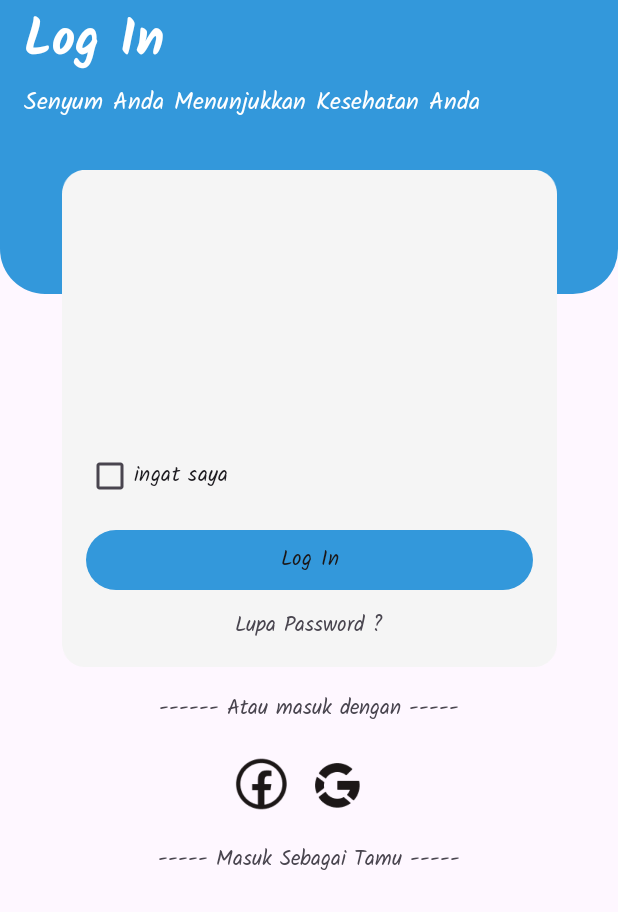
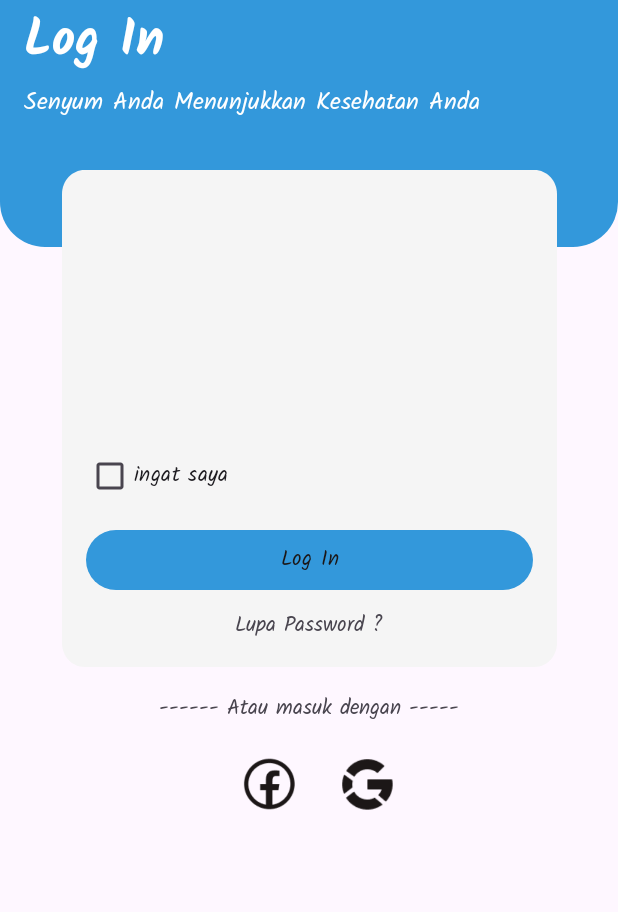
Before and after one commit to mnnur/Dentalify-Dental-Identify, an Android app: the layout activity_login.xml on its own in the app's theme, with its tools: preview values and no code run, on a phone screen of 412 x 824 dp, the part 324-1236 px from its top. Run offline under Robolectric (Android 15) with nearby library versions, the phone set to English and light mode, and no system bars.

Commit message:
Add Google Firebase Authentication

```diff
--- a/app/build.gradle.kts
+++ b/app/build.gradle.kts
@@ -51,7 +51,12 @@ dependencies {
     implementation("androidx.navigation:navigation-fragment-ktx:2.7.5")
     implementation("androidx.navigation:navigation-ui-ktx:2.7.5")
     implementation("androidx.navigation:navigation-fragment-ktx:2.7.5")
+
+    implementation ("com.github.bumptech.glide:glide:4.16.0")
+
     implementation("com.google.firebase:firebase-auth:22.3.0")
+    implementation("com.google.android.gms:play-services-auth:20.7.0")
+
 //    implementation("androidx.navigation:navigation-fragment:2.7.5")
     testImplementation("junit:junit:4.13.2")
     androidTestImplementation("androidx.test.ext:junit:1.1.5")
--- a/app/src/main/AndroidManifest.xml
+++ b/app/src/main/AndroidManifest.xml
@@ -32,8 +32,7 @@
             android:exported="false" />
         <activity
             android:name=".MainActivity"
-            android:exported="true"
-            android:label="@string/title_activity_main">
+            android:exported="true">
             <intent-filter>
                 <action android:name="android.intent.action.MAIN" />
 
--- a/app/src/main/res/layout/activity_login.xml
+++ b/app/src/main/res/layout/activity_login.xml
@@ -1,7 +1,10 @@
 <?xml version="1.0" encoding="utf-8"?>
-<androidx.constraintlayout.widget.ConstraintLayout xmlns:android="http://schemas.android.com/apk/res/android"
+<ScrollView xmlns:android="http://schemas.android.com/apk/res/android"
     xmlns:app="http://schemas.android.com/apk/res-auto"
     xmlns:tools="http://schemas.android.com/tools"
+    android:layout_width="match_parent"
+    android:layout_height="match_parent">
+<androidx.constraintlayout.widget.ConstraintLayout
     android:layout_width="match_parent"
     android:layout_height="match_parent"
     tools:context=".LoginActivity">
@@ -196,33 +199,23 @@
             android:id="@+id/btnFbLogin"
             android:layout_width="45dp"
             android:layout_height="45dp"
-            android:layout_marginLeft="16dp"
+            android:layout_marginStart="16dp"
             android:layout_marginEnd="4dp"
             android:contentDescription="@string/btnFb"
             android:src="@drawable/ic_fb" />
 
-        <ImageView
-            android:id="@+id/btnGoogleLogin"
-            android:layout_width="40dp"
-            android:layout_height="40dp"
-            android:layout_marginStart="4dp"
-            android:layout_marginTop="0.5dp"
-            android:layout_marginEnd="16dp"
-            android:contentDescription="@string/btnGoogle"
-            android:src="@drawable/ic_google" />
+        <ImageButton
+            android:id="@+id/btn_google_login"
+            android:layout_width="45dp"
+            android:layout_height="45dp"
+            android:layout_marginStart="16dp"
+            android:layout_marginEnd="4dp"
+            android:src="@drawable/ic_google"
+            android:background="@android:color/transparent"
+            android:scaleType="fitCenter"/>
+
     </LinearLayout>
-
-    <TextView
-        android:id="@+id/logInGuest"
-        style="@style/textBodyM"
-        android:layout_width="match_parent"
-        android:layout_height="wrap_content"
-        android:layout_marginTop="16dp"
-        android:text="@string/log_guest"
-        android:textAlignment="center"
-        app:layout_constraintEnd_toEndOf="parent"
-        app:layout_constraintStart_toStartOf="parent"
-        app:layout_constraintTop_toBottomOf="@+id/groupLogin" />
 
 
 </androidx.constraintlayout.widget.ConstraintLayout>
+</ScrollView>
--- a/app/src/main/res/layout/fragment_settings.xml
+++ b/app/src/main/res/layout/fragment_settings.xml
@@ -36,10 +36,11 @@
         app:layout_constraintTop_toBottomOf="@+id/textView1">
 
         <ImageView
+            android:id="@+id/iv_user_image"
             android:layout_width="100dp"
             android:layout_height="100dp"
+
             android:scaleType="centerCrop"
-
             android:src="@drawable/backround_top2" />
 
         <LinearLayout
@@ -124,7 +125,7 @@
         tools:layout_editor_absoluteX="16dp" />
 
     <Button
-        android:id="@+id/btnLog"
+        android:id="@+id/btnLogout"
         style="@style/button"
         android:layout_width="match_parent"
         android:layout_height="wrap_content"
```
Also changed, not shown: app/src/main/java/com/ps108/dentify/LoginActivity.kt (+83 -2 lines), app/src/main/java/com/ps108/dentify/MainActivity.kt (+14 -0 lines), app/src/main/java/com/ps108/dentify/ui/settings/SettingsFragment.kt (+13 -3 lines), 1 other file.
